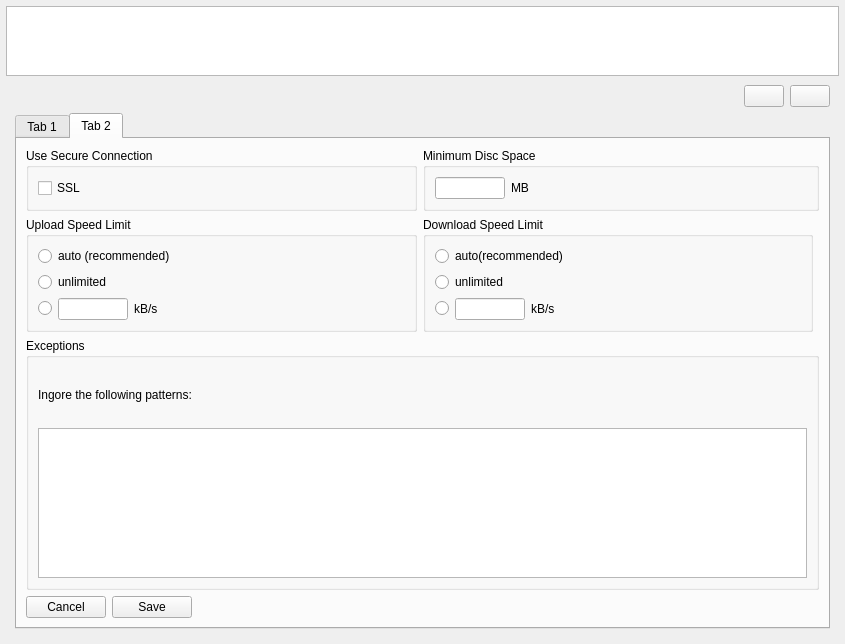
The window that pcloudwindow.ui (pcloudcom/psyncgui) describes before a commit, drawn with Qt 5.
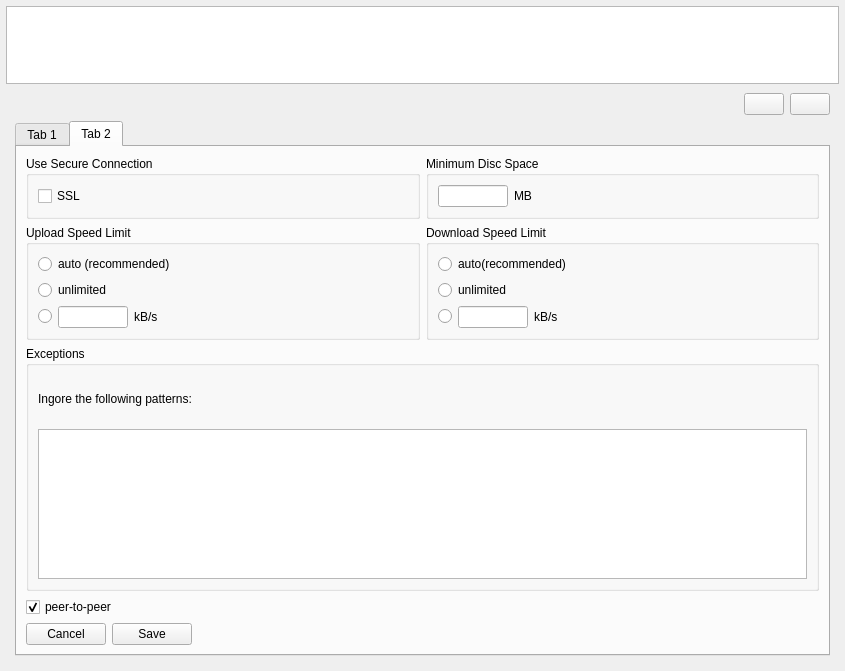
The same window after the commit. The open tabs and pages were chosen to show the change. Icons and pictures are not drawn.

Commit message: pcs-139 fixed, p2p add defaulf fav folders insted of suggestions, labels and etc.

What changed in the file:
```diff
--- a/pcloudwindow.ui
+++ b/pcloudwindow.ui
@@ -7,7 +7,7 @@
     <x>0</x>
     <y>0</y>
     <width>845</width>
-    <height>644</height>
+    <height>671</height>
    </rect>
   </property>
   <property name="windowTitle">
@@ -1048,7 +1048,7 @@
              <attribute name="title">
               <string>Tab 2</string>
              </attribute>
-             <layout class="QHBoxLayout" name="horizontalLayout_29">
+             <layout class="QHBoxLayout" name="horizontalLayout_37">
               <item>
                <layout class="QGridLayout" name="gridLayout">
                 <item row="0" column="0">
@@ -1084,7 +1084,7 @@
                   </layout>
                  </widget>
                 </item>
-                <item row="0" column="1" colspan="2">
+                <item row="0" column="1">
                  <widget class="QGroupBox" name="groupBoxSyncSpace">
                   <property name="title">
                    <string>Minimum Disc Space </string>
@@ -1202,67 +1202,6 @@
                   </layout>
                  </widget>
                 </item>
-                <item row="2" column="0" colspan="3">
-                 <widget class="QGroupBox" name="groupBoxSyncPatterns">
-                  <property name="title">
-                   <string>Exceptions</string>
-                  </property>
-                  <layout class="QVBoxLayout" name="verticalLayout_26">
-                   <item>
-                    <layout class="QVBoxLayout" name="verticalLayout_24">
-                     <item>
-                      <widget class="QLabel" name="label_exptns">
-                       <property name="text">
-                        <string>Ingore the following patterns:</string>
-                       </property>
-                      </widget>
-                     </item>
-                     <item>
-                      <widget class="QTextEdit" name="text_patterns">
-                       <property name="maximumSize">
-                        <size>
-                         <width>16777215</width>
-                         <height>150</height>
-                        </size>
-                       </property>
-                      </widget>
-                     </item>
-                    </layout>
-                   </item>
-                  </layout>
-                 </widget>
-                </item>
-                <item row="3" column="0" colspan="2">
-                 <layout class="QHBoxLayout" name="horizontalLayout_23">
-                  <item>
-                   <widget class="QPushButton" name="btnSyncSttngCancel">
-                    <property name="text">
-                     <string>Cancel</string>
-                    </property>
-                   </widget>
-                  </item>
-                  <item>
-                   <widget class="QPushButton" name="btnSyncSttngsSave">
-                    <property name="text">
-                     <string>Save</string>
-                    </property>
-                   </widget>
-                  </item>
-                  <item>
-                   <spacer name="horizontalSpacer_21">
-                    <property name="orientation">
-                     <enum>Qt::Horizontal</enum>
-                    </property>
-                    <property name="sizeHint" stdset="0">
-                     <size>
-                      <width>40</width>
-                      <height>20</height>
-                     </size>
-                    </property>
-                   </spacer>
-                  </item>
-                 </layout>
-                </item>
                 <item row="1" column="1">
                  <widget class="QGroupBox" name="groupBoxSyncDwnldSpeed">
                   <property name="title">
@@ -1331,6 +1270,94 @@
                   </layout>
                  </widget>
                 </item>
+                <item row="2" column="0" colspan="2">
+                 <widget class="QGroupBox" name="groupBoxSyncPatterns">
+                  <property name="title">
+                   <string>Exceptions</string>
+                  </property>
+                  <layout class="QVBoxLayout" name="verticalLayout_26">
+                   <item>
+                    <layout class="QVBoxLayout" name="verticalLayout_24">
+                     <item>
+                      <widget class="QLabel" name="label_exptns">
+                       <property name="text">
+                        <string>Ingore the following patterns:</string>
+                       </property>
+                      </widget>
+                     </item>
+                     <item>
+                      <widget class="QTextEdit" name="text_patterns">
+                       <property name="maximumSize">
+                        <size>
+                         <width>16777215</width>
+                         <height>150</height>
+                        </size>
+                       </property>
+                      </widget>
+                     </item>
+                    </layout>
+                   </item>
+                  </layout>
+                 </widget>
+                </item>
+                <item row="3" column="0">
+                 <layout class="QHBoxLayout" name="horizontalLayout_29">
+                  <item>
+                   <widget class="QCheckBox" name="checkBoxp2p">
+                    <property name="text">
+                     <string>peer-to-peer</string>
+                    </property>
+                    <property name="checked">
+                     <bool>true</bool>
+                    </property>
+                   </widget>
+                  </item>
+                  <item>
+                   <spacer name="horizontalSpacer_3">
+                    <property name="orientation">
+                     <enum>Qt::Horizontal</enum>
+                    </property>
+                    <property name="sizeHint" stdset="0">
+                     <size>
+                      <width>40</width>
+                      <height>20</height>
+                     </size>
+                    </property>
+                   </spacer>
+                  </item>
+                 </layout>
+                </item>
+                <item row="4" column="0">
+                 <layout class="QHBoxLayout" name="horizontalLayout_23">
+                  <item>
+                   <widget class="QPushButton" name="btnSyncSttngCancel">
+                    <property name="text">
+                     <string>Cancel</string>
+                    </property>
+                   </widget>
+                  </item>
+                  <item>
+                   <widget class="QPushButton" name="btnSyncSttngsSave">
+                    <property name="text">
+                     <string>Save</string>
+                    </property>
+                   </widget>
+                  </item>
+                  <item>
+                   <spacer name="horizontalSpacer_21">
+                    <property name="orientation">
+                     <enum>Qt::Horizontal</enum>
+                    </property>
+                    <property name="sizeHint" stdset="0">
+                     <size>
+                      <width>40</width>
+                      <height>20</height>
+                     </size>
+                    </property>
+                   </spacer>
+                  </item>
+                 </layout>
+                </item>
                </layout>
               </item>
              </layout>
```
Left out of the diff: 4 changed lines with no effect on the pictures. The commit also changes 11 other files.
